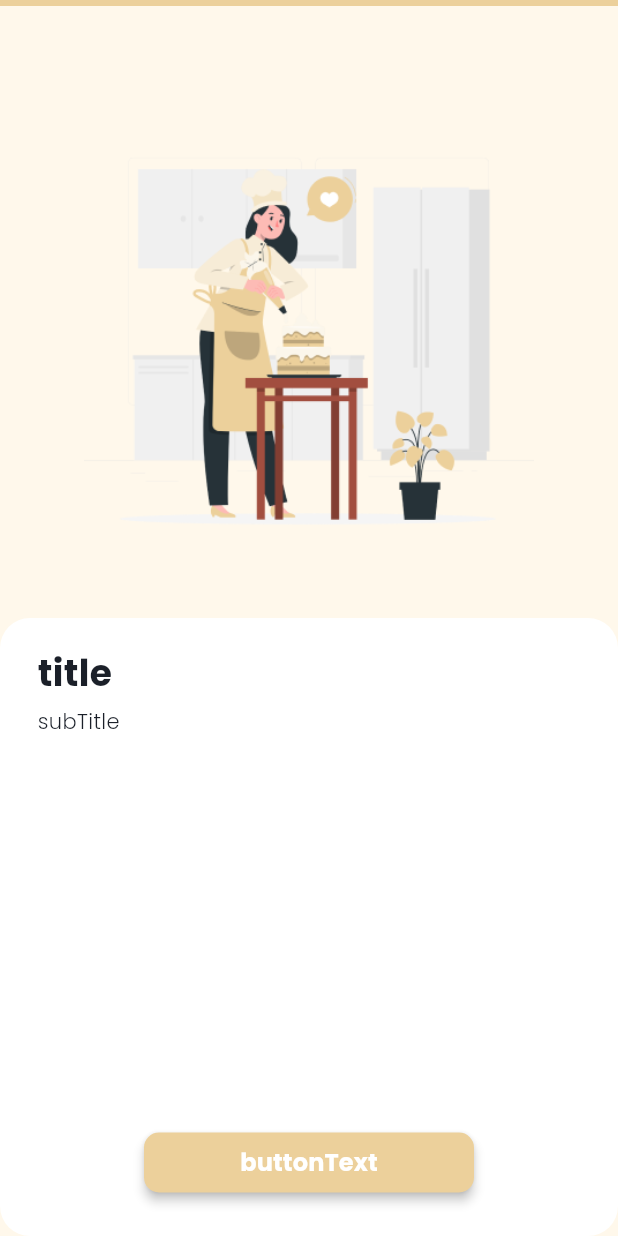
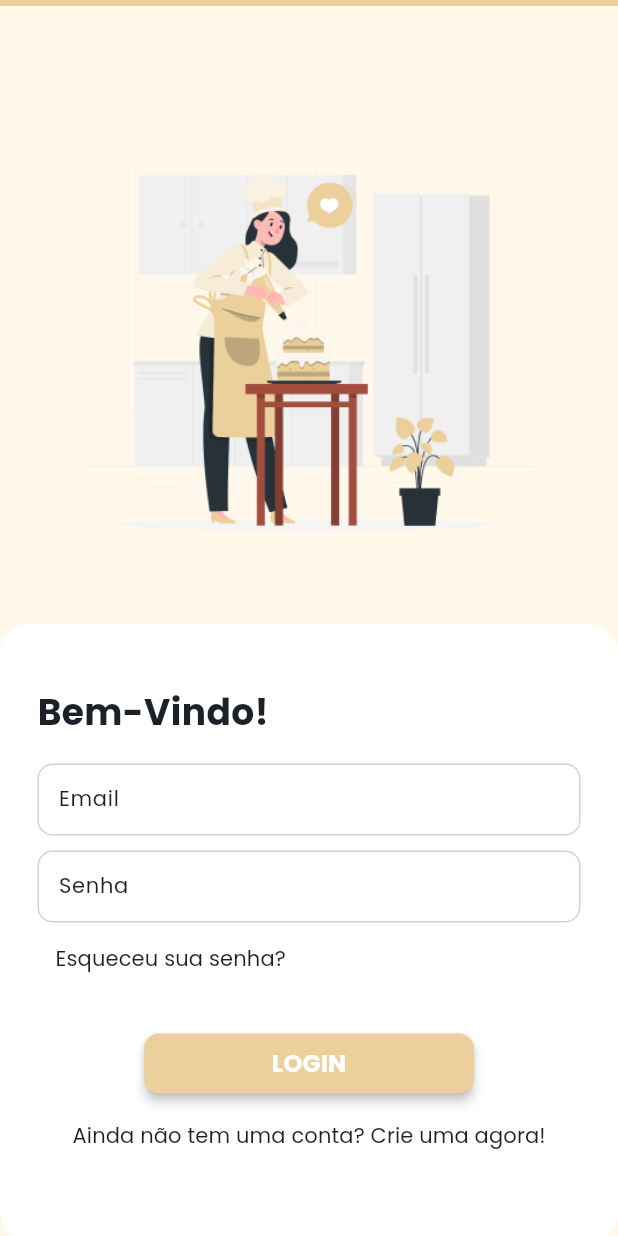
Before and after one commit to LucasMeloSena/CookNow, a Flutter app: the LoginView screen opened by its route, on a phone screen of 412 x 824 dp. Run offline on Flutter 3.47's test engine with Material 3 defaults, Android fonts, the phone set to English and light mode, and no system bars.

Commit message:
developed `login` interface page

```diff
--- /dev/null
+++ b/app/lib/assets/styles/button_style.dart
@@ -0,0 +1,18 @@
+import 'package:flutter/material.dart';
+
+ButtonStyle getButtonStyle() {
+  return ButtonStyle(
+    backgroundColor: const MaterialStatePropertyAll(
+      Color.fromRGBO(236, 208, 155, 1),
+    ),
+    fixedSize: const MaterialStatePropertyAll(
+      Size.fromWidth(220),
+    ),
+    elevation: const MaterialStatePropertyAll(3),
+    shape: MaterialStateProperty.all<RoundedRectangleBorder>(
+      RoundedRectangleBorder(
+        borderRadius: BorderRadius.circular(10),
+      ),
+    ),
+  );
+}
--- /dev/null
+++ b/app/lib/assets/styles/input_style.dart
@@ -0,0 +1,27 @@
+import 'package:cooknow/assets/styles/text_style.dart';
+import 'package:flutter/material.dart';
+
+InputDecoration getInputDecoration(String label) {
+  return InputDecoration(
+    hintText: label,
+    hintStyle: MyTextStyle(),
+    border: OutlineInputBorder(
+      borderRadius: BorderRadius.circular(10),
+    ),
+    fillColor: Colors.transparent,
+    filled: true,
+    contentPadding: const EdgeInsets.only(left: 10),
+    enabledBorder: OutlineInputBorder(
+      borderRadius: BorderRadius.circular(10),
+      borderSide: const BorderSide(color: Color.fromRGBO(211, 211, 211, 1)),
+    ),
+    focusedBorder: OutlineInputBorder(
+      borderRadius: BorderRadius.circular(10),
+      borderSide: const BorderSide(color: Color.fromRGBO(236, 208, 155, 1)),
+    ),
+    focusedErrorBorder: OutlineInputBorder(
+      borderRadius: BorderRadius.circular(10),
+      borderSide: const BorderSide(color: Color.fromRGBO(255, 138, 138, 1)),
+    ),
+  );
+}
--- a/app/lib/main.dart
+++ b/app/lib/main.dart
@@ -1,4 +1,5 @@
 import 'package:cooknow/utils/routes.dart';
+import 'package:cooknow/views/Cadastro/cadastro_view.dart';
 import 'package:cooknow/views/Introduce/introduce_view.dart';
 import 'package:cooknow/views/Login/login_view.dart';
 import 'package:flutter/material.dart';
@@ -17,7 +18,8 @@ class MyApp extends StatelessWidget {
       routes: {
         AppRoutes.introduceOne: (_) => IntroduceView(),
         AppRoutes.introduceTwo: (_) => IntroduceView(),
-        AppRoutes.login: (_) => LoginView()
+        AppRoutes.login: (_) => LoginView(),
+        AppRoutes.cadastro: (_) => CadastroView()
       },
     );
   }
--- /dev/null
+++ b/app/lib/utils/constants.dart
@@ -0,0 +1 @@
+enum InputType { email, senha }
--- a/app/lib/utils/routes.dart
+++ b/app/lib/utils/routes.dart
@@ -2,4 +2,5 @@ class AppRoutes {
   static const String introduceOne = '/introduce-one';
   static const String introduceTwo = '/introduce-two';
   static const String login = '/login';
+  static const String cadastro = '/cadastro';
 }
--- /dev/null
+++ b/app/lib/utils/validator.dart
@@ -0,0 +1,15 @@
+import 'package:cooknow/utils/constants.dart';
+
+class Validator {
+  static String? validateString(String text, InputType type) {
+    if (text.trim() == '' && type == InputType.email && text.isEmpty) {
+      return "O Email não é válido!";
+    } else if (type == InputType.senha && text.length < 6 ||
+        text.isEmpty ||
+        text.trim() == "") {
+      return "A Senha deve possuir no mínimo 6 caracteres!";
+    } else {
+      return null;
+    }
+  }
+}
--- /dev/null
+++ b/app/lib/views/Cadastro/cadastro_view.dart
@@ -0,0 +1,8 @@
+import 'package:flutter/material.dart';
+
+class CadastroView extends StatelessWidget {
+  @override
+  Widget build(BuildContext context) {
+    return Scaffold();
+  }
+}
--- a/app/lib/views/Login/login_view.dart
+++ b/app/lib/views/Login/login_view.dart
@@ -10,7 +10,8 @@ class LoginView extends StatelessWidget {
 
     return Scaffold(
       appBar: MyAppBar(),
-      body: Container(
+      body: SingleChildScrollView(
+        child: Container(
           height: height * 1,
           width: width * 1,
           color: const Color.fromRGBO(255, 248, 235, 1),
@@ -39,6 +40,7 @@ class LoginView extends StatelessWidget {
             ],
           ),
         ),
+      ),
     );
   }
 }
--- a/app/lib/widgets/Introduce/introduce_card.dart
+++ b/app/lib/widgets/Introduce/introduce_card.dart
@@ -1,5 +1,6 @@
 import 'package:cooknow/utils/routes.dart';
-import 'package:cooknow/widgets/Common/text_style.dart';
+import 'package:cooknow/assets/styles/button_style.dart';
+import 'package:cooknow/assets/styles/text_style.dart';
 import 'package:flutter/material.dart';
 
 class IntroduceCard extends StatefulWidget {
@@ -68,20 +69,7 @@ class _IntroduceCardState extends State<IntroduceCard> {
         Center(
           child: ElevatedButton(
             onPressed: () => handleChangeScreen(context),
-            style: ButtonStyle(
-              backgroundColor: const MaterialStatePropertyAll(
-                Color.fromRGBO(236, 208, 155, 1),
-              ),
-              fixedSize: const MaterialStatePropertyAll(
-                Size.fromWidth(220),
-              ),
-              elevation: const MaterialStatePropertyAll(3),
-              shape: MaterialStateProperty.all<RoundedRectangleBorder>(
-                RoundedRectangleBorder(
-                  borderRadius: BorderRadius.circular(10),
-                ),
-              ),
-            ),
+            style: getButtonStyle(),
             child: Text(
               buttonText,
               style: MyTextStyle(
--- a/app/lib/widgets/Login/login_card.dart
+++ b/app/lib/widgets/Login/login_card.dart
@@ -1,4 +1,9 @@
-import 'package:cooknow/widgets/Common/text_style.dart';
+import 'package:cooknow/utils/constants.dart';
+import 'package:cooknow/utils/routes.dart';
+import 'package:cooknow/utils/validator.dart';
+import 'package:cooknow/assets/styles/button_style.dart';
+import 'package:cooknow/assets/styles/input_style.dart';
+import 'package:cooknow/assets/styles/text_style.dart';
 import 'package:flutter/material.dart';
 
 class LoginCard extends StatefulWidget {
@@ -7,14 +12,34 @@ class LoginCard extends StatefulWidget {
 }
 
 class _LoginCardState extends State<LoginCard> {
+  final formKey = GlobalKey<FormState>();
+  final emailController = TextEditingController();
+  final passwordController = TextEditingController();
+  bool isLoading = false;
+
+  void handleClickCriarConta(BuildContext context) {
+    Navigator.of(context).pushReplacementNamed(AppRoutes.cadastro);
+  }
+
+  Future<void> submitForm() async {
+    final bool isValid = formKey.currentState?.validate() ?? false;
+    if (!isValid) {
+      return;
+    }
+  }
+
   @override
   Widget build(BuildContext context) {
-    return Column(
-      mainAxisAlignment: MainAxisAlignment.center,
+    return Padding(
+      padding: EdgeInsets.only(
+        bottom: MediaQuery.of(context).viewInsets.bottom,
+      ),
+      child: Column(
+        mainAxisAlignment: MainAxisAlignment.spaceEvenly,
         crossAxisAlignment: CrossAxisAlignment.start,
         children: [
           Text(
-          'title',
+            'Bem-Vindo!',
             textAlign: TextAlign.left,
             style: MyTextStyle(
               fontWeight: FontWeight.bold,
@@ -22,35 +47,54 @@ class _LoginCardState extends State<LoginCard> {
               height: 1,
             ),
           ),
+          Form(
+            key: formKey,
+            child: Column(
+              crossAxisAlignment: CrossAxisAlignment.start,
+              children: [
+                TextFormField(
+                  style: MyTextStyle(),
+                  decoration: getInputDecoration('Email'),
+                  keyboardType: TextInputType.emailAddress,
+                  controller: emailController,
+                  textInputAction: TextInputAction.next,
+                  validator: (value) {
+                    String email = value ?? '';
+                    return Validator.validateString(email, InputType.email);
+                  },
+                ),
                 const SizedBox(
                   height: 10,
                 ),
-        Text(
-          'subTitle',
-          style: MyTextStyle(
-            fontWeight: FontWeight.w300,
+                TextFormField(
+                  style: MyTextStyle(),
+                  decoration: getInputDecoration('Senha'),
+                  obscureText: true,
+                  controller: passwordController,
+                  textInputAction: TextInputAction.done,
+                  validator: (value) {
+                    String senha = value ?? '';
+                    return Validator.validateString(senha, InputType.senha);
+                  },
+                ),
+                TextButton(
+                  onPressed: () {},
+                  child: Text(
+                    "Esqueceu sua senha?",
+                    style: MyTextStyle(),
+                  ),
+                )
+              ],
             ),
           ),
-        const Spacer(),
           Center(
-          child: ElevatedButton(
-            onPressed: () {},
-            style: ButtonStyle(
-              backgroundColor: const MaterialStatePropertyAll(
-                Color.fromRGBO(236, 208, 155, 1),
-              ),
-              fixedSize: const MaterialStatePropertyAll(
-                Size.fromWidth(220),
-              ),
-              elevation: const MaterialStatePropertyAll(3),
-              shape: MaterialStateProperty.all<RoundedRectangleBorder>(
-                RoundedRectangleBorder(
-                  borderRadius: BorderRadius.circular(10),
-                ),
-              ),
-            ),
+            child: Column(
+              children: [
+                ElevatedButton(
+                  onPressed: submitForm,
+                  style: getButtonStyle(),
                   child: Text(
-              'buttonText',
+                    'LOGIN',
                     style: MyTextStyle(
                       color: Colors.white,
                       fontWeight: FontWeight.w700,
@@ -58,8 +102,20 @@ class _LoginCardState extends State<LoginCard> {
                     ),
                   ),
                 ),
+                TextButton(
+                  onPressed: () => handleClickCriarConta(context),
+                  child: Text(
+                    'Ainda não tem uma conta? Crie uma agora!',
+                    style: MyTextStyle(
+                      fontWeight: FontWeight.w400,
+                    ),
+                  ),
+                ),
+              ],
+            ),
           )
         ],
+      ),
     );
   }
 }
```
Also changed, not shown: app/lib/assets/styles/text_style.dart (renamed from app/lib/widgets/Common/text_style.dart). Lines whose indentation alone changed are shown as unchanged.
